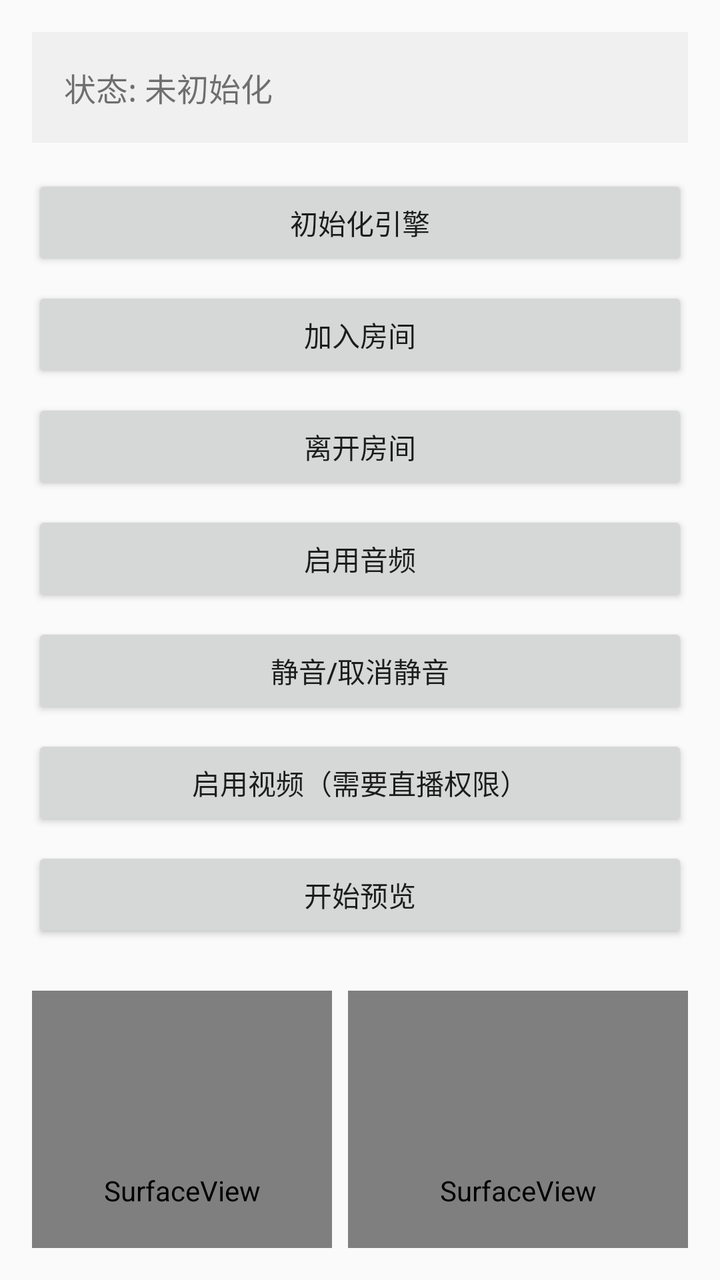
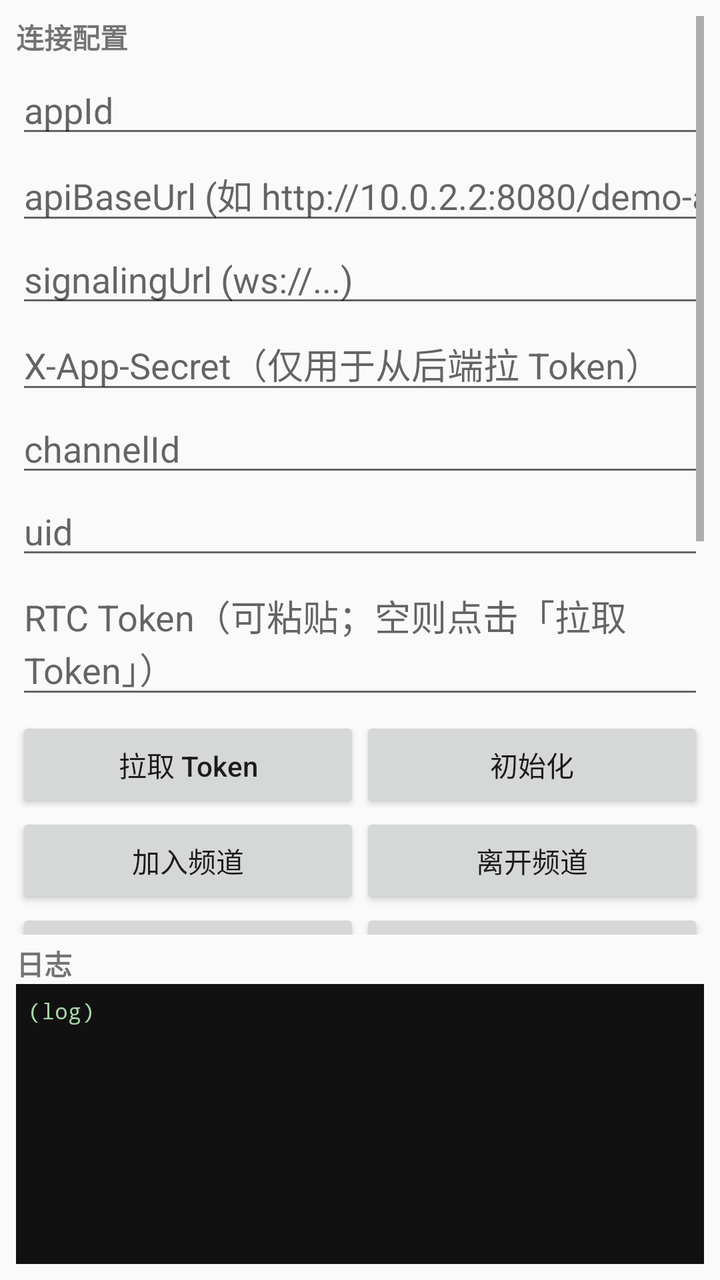

Before-and-after screenshots of an Android layout around one commit, followed by the original layout XML and the change that was made.
<!-- AndroidManifest.xml: application theme Theme.AppCompat.Light.DarkActionBar -->
<!-- res/layout/activity_main.xml -->
<?xml version="1.0" encoding="utf-8"?>
<LinearLayout xmlns:android="http://schemas.android.com/apk/res/android"
    xmlns:app="http://schemas.android.com/apk/res-auto"
    android:layout_width="match_parent"
    android:layout_height="match_parent"
    android:orientation="vertical"
    android:padding="16dp">

    <TextView
        android:id="@+id/statusText"
        android:layout_width="match_parent"
        android:layout_height="wrap_content"
        android:text="状态: 未初始化"
        android:textSize="16sp"
        android:padding="16dp"
        android:background="#f0f0f0"
        android:layout_marginBottom="16dp" />

    <Button
        android:id="@+id/initButton"
        android:layout_width="match_parent"
        android:layout_height="wrap_content"
        android:text="初始化引擎"
        android:layout_marginBottom="8dp" />

    <Button
        android:id="@+id/joinButton"
        android:layout_width="match_parent"
        android:layout_height="wrap_content"
        android:text="加入房间"
        android:layout_marginBottom="8dp" />

    <Button
        android:id="@+id/leaveButton"
        android:layout_width="match_parent"
        android:layout_height="wrap_content"
        android:text="离开房间"
        android:layout_marginBottom="8dp" />

    <Button
        android:id="@+id/enableAudioButton"
        android:layout_width="match_parent"
        android:layout_height="wrap_content"
        android:text="启用音频"
        android:layout_marginBottom="8dp" />

    <Button
        android:id="@+id/muteButton"
        android:layout_width="match_parent"
        android:layout_height="wrap_content"
        android:text="静音/取消静音"
        android:layout_marginBottom="8dp" />

    <Button
        android:id="@+id/enableVideoButton"
        android:layout_width="match_parent"
        android:layout_height="wrap_content"
        android:text="启用视频（需要直播权限）"
        android:layout_marginBottom="8dp" />

    <Button
        android:id="@+id/startPreviewButton"
        android:layout_width="match_parent"
        android:layout_height="wrap_content"
        android:text="开始预览"
        android:layout_marginBottom="8dp" />

    <androidx.constraintlayout.widget.ConstraintLayout
        android:layout_width="match_parent"
        android:layout_height="200dp"
        android:layout_marginTop="16dp">

        <SurfaceView
            android:id="@+id/localVideoView"
            android:layout_width="150dp"
            android:layout_height="200dp"
            android:layout_marginEnd="8dp"
            app:layout_constraintTop_toTopOf="parent"
            app:layout_constraintStart_toStartOf="parent"
            app:layout_constraintEnd_toStartOf="@+id/remoteVideoView" />

        <SurfaceView
            android:id="@+id/remoteVideoView"
            android:layout_width="0dp"
            android:layout_height="200dp"
            app:layout_constraintTop_toTopOf="parent"
            app:layout_constraintStart_toEndOf="@+id/localVideoView"
            app:layout_constraintEnd_toEndOf="parent" />

    </androidx.constraintlayout.widget.ConstraintLayout>

</LinearLayout>
<!-- resources referenced by this layout -->
<resources>

</resources>

<!-- the commit's change to res/layout/activity_main.xml (unified diff, before → after) -->
@@ -1,92 +1,234 @@
 <?xml version="1.0" encoding="utf-8"?>
 <LinearLayout xmlns:android="http://schemas.android.com/apk/res/android"
-    xmlns:app="http://schemas.android.com/apk/res-auto"
     android:layout_width="match_parent"
     android:layout_height="match_parent"
     android:orientation="vertical"
-    android:padding="16dp">
+    android:padding="8dp">
+
+    <ScrollView
+        android:layout_width="match_parent"
+        android:layout_height="0dp"
+        android:layout_weight="1"
+        android:fillViewport="true">
+
+        <LinearLayout
+            android:layout_width="match_parent"
+            android:layout_height="wrap_content"
+            android:orientation="vertical">
+
+            <TextView
+                android:layout_width="match_parent"
+                android:layout_height="wrap_content"
+                android:text="连接配置"
+                android:textStyle="bold"
+                android:paddingBottom="4dp" />
+
+            <EditText
+                android:id="@+id/inputAppId"
+                android:layout_width="match_parent"
+                android:layout_height="wrap_content"
+                android:hint="appId"
+                android:inputType="text"
+                android:singleLine="true" />
+
+            <EditText
+                android:id="@+id/inputApiBase"
+                android:layout_width="match_parent"
+                android:layout_height="wrap_content"
+                android:hint="apiBaseUrl (如 http://10.0.2.2:8080/demo-api)"
+                android:inputType="textUri"
+                android:singleLine="true" />
+
+            <EditText
+                android:id="@+id/inputSignaling"
+                android:layout_width="match_parent"
+                android:layout_height="wrap_content"
+                android:hint="signalingUrl (ws://...)"
+                android:inputType="textUri"
+                android:singleLine="true" />
+
+            <EditText
+                android:id="@+id/inputAppSecret"
+                android:layout_width="match_parent"
+                android:layout_height="wrap_content"
+                android:hint="X-App-Secret（仅用于从后端拉 Token）"
+                android:inputType="textPassword"
+                android:singleLine="true" />
+
+            <EditText
+                android:id="@+id/inputChannel"
+                android:layout_width="match_parent"
+                android:layout_height="wrap_content"
+                android:hint="channelId"
+                android:inputType="text"
+                android:singleLine="true" />
+
+            <EditText
+                android:id="@+id/inputUid"
+                android:layout_width="match_parent"
+                android:layout_height="wrap_content"
+                android:hint="uid"
+                android:inputType="text"
+                android:singleLine="true" />
+
+            <EditText
+                android:id="@+id/inputToken"
+                android:layout_width="match_parent"
+                android:layout_height="wrap_content"
+                android:hint="RTC Token（可粘贴；空则点击「拉取 Token」）"
+                android:inputType="textMultiLine"
+                android:minLines="2" />
+
+            <LinearLayout
+                android:layout_width="match_parent"
+                android:layout_height="wrap_content"
+                android:orientation="horizontal"
+                android:layout_marginTop="4dp">
+
+                <Button
+                    android:id="@+id/btnFetchToken"
+                    android:layout_width="0dp"
+                    android:layout_height="wrap_content"
+                    android:layout_weight="1"
+                    android:text="拉取 Token"
+                    android:textAllCaps="false" />
+
+                <Button
+                    android:id="@+id/btnInit"
+                    android:layout_width="0dp"
+                    android:layout_height="wrap_content"
+                    android:layout_weight="1"
+                    android:text="初始化"
+                    android:textAllCaps="false" />
+            </LinearLayout>
+
+            <LinearLayout
+                android:layout_width="match_parent"
+                android:layout_height="wrap_content"
+                android:orientation="horizontal">
+
+                <Button
+                    android:id="@+id/btnJoin"
+                    android:layout_width="0dp"
+                    android:layout_height="wrap_content"
+                    android:layout_weight="1"
+                    android:text="加入频道"
+                    android:textAllCaps="false" />
+
+                <Button
+                    android:id="@+id/btnLeave"
+                    android:layout_width="0dp"
+                    android:layout_height="wrap_content"
+                    android:layout_weight="1"
+                    android:text="离开频道"
+                    android:textAllCaps="false" />
+            </LinearLayout>
+
+            <LinearLayout
+                android:layout_width="match_parent"
+                android:layout_height="wrap_content"
+                android:orientation="horizontal">
+
+                <Button
+                    android:id="@+id/btnMuteAudio"
+                    android:layout_width="0dp"
+                    android:layout_height="wrap_content"
+                    android:layout_weight="1"
+                    android:text="静音音频"
+                    android:textAllCaps="false" />
+
+                <Button
+                    android:id="@+id/btnMuteVideo"
+                    android:layout_width="0dp"
+                    android:layout_height="wrap_content"
+                    android:layout_weight="1"
+                    android:text="关闭视频"
+                    android:textAllCaps="false" />
+            </LinearLayout>
+
+            <LinearLayout
+                android:layout_width="match_parent"
+                android:layout_height="wrap_content"
+                android:orientation="horizontal">
+
+                <Button
+                    android:id="@+id/btnEnableVideo"
+                    android:layout_width="0dp"
+                    android:layout_height="wrap_content"
+                    android:layout_weight="1"
+                    android:text="启用视频"
+                    android:textAllCaps="false" />
+
+                <Button
+                    android:id="@+id/btnPreview"
+                    android:layout_width="0dp"
+                    android:layout_height="wrap_content"
+                    android:layout_weight="1"
+                    android:text="本地预览"
+                    android:textAllCaps="false" />
+            </LinearLayout>
+
+            <TextView
+                android:layout_width="match_parent"
+                android:layout_height="wrap_content"
+                android:text="本地 / 远端画面（真机摄像头；模拟器视频可能不可用）"
+                android:textStyle="bold"
+                android:paddingTop="8dp"
+                android:paddingBottom="4dp" />
+
+            <LinearLayout
+                android:layout_width="match_parent"
+                android:layout_height="180dp"
+                android:orientation="horizontal">
+
+                <FrameLayout
+                    android:id="@+id/localVideoContainer"
+                    android:layout_width="0dp"
+                    android:layout_height="match_parent"
+                    android:layout_weight="1"
+                    android:layout_marginEnd="4dp"
+                    android:background="#222222" />
+
+                <FrameLayout
+                    android:id="@+id/remoteVideoContainer"
+                    android:layout_width="0dp"
+                    android:layout_height="match_parent"
+                    android:layout_weight="1"
+                    android:layout_marginStart="4dp"
+                    android:background="#333333" />
+            </LinearLayout>
+
+            <TextView
+                android:id="@+id/statusText"
+                android:layout_width="match_parent"
+                android:layout_height="wrap_content"
+                android:paddingTop="8dp"
+                android:text="就绪"
+                android:textStyle="bold" />
+        </LinearLayout>
+    </ScrollView>
 
     <TextView
-        android:id="@+id/statusText"
         android:layout_width="match_parent"
         android:layout_height="wrap_content"
-        android:text="状态: 未初始化"
-        android:textSize="16sp"
-        android:padding="16dp"
-        android:background="#f0f0f0"
-        android:layout_marginBottom="16dp" />
-
-    <Button
-        android:id="@+id/initButton"
+        android:text="日志"
+        android:textStyle="bold"
+        android:paddingTop="4dp" />
+
+    <ScrollView
+        android:id="@+id/logScroll"
         android:layout_width="match_parent"
-        android:layout_height="wrap_content"
-        android:text="初始化引擎"
-        android:layout_marginBottom="8dp" />
-
-    <Button
-        android:id="@+id/joinButton"
-        android:layout_width="match_parent"
-        android:layout_height="wrap_content"
-        android:text="加入房间"
-        android:layout_marginBottom="8dp" />
-
-    <Button
-        android:id="@+id/leaveButton"
-        android:layout_width="match_parent"
-        android:layout_height="wrap_content"
-        android:text="离开房间"
-        android:layout_marginBottom="8dp" />
-
-    <Button
-        android:id="@+id/enableAudioButton"
-        android:layout_width="match_parent"
-        android:layout_height="wrap_content"
-        android:text="启用音频"
-        android:layout_marginBottom="8dp" />
-
-    <Button
-        android:id="@+id/muteButton"
-        android:layout_width="match_parent"
-        android:layout_height="wrap_content"
-        android:text="静音/取消静音"
-        android:layout_marginBottom="8dp" />
-
-    <Button
-        android:id="@+id/enableVideoButton"
-        android:layout_width="match_parent"
-        android:layout_height="wrap_content"
-        android:text="启用视频（需要直播权限）"
-        android:layout_marginBottom="8dp" />
-
-    <Button
-        android:id="@+id/startPreviewButton"
-        android:layout_width="match_parent"
-        android:layout_height="wrap_content"
-        android:text="开始预览"
-        android:layout_marginBottom="8dp" />
-
-    <androidx.constraintlayout.widget.ConstraintLayout
-        android:layout_width="match_parent"
-        android:layout_height="200dp"
-        android:layout_marginTop="16dp">
-
-        <SurfaceView
-            android:id="@+id/localVideoView"
-            android:layout_width="150dp"
-            android:layout_height="200dp"
-            android:layout_marginEnd="8dp"
-            app:layout_constraintTop_toTopOf="parent"
-            app:layout_constraintStart_toStartOf="parent"
-            app:layout_constraintEnd_toStartOf="@+id/remoteVideoView" />
-
-        <SurfaceView
-            android:id="@+id/remoteVideoView"
-            android:layout_width="0dp"
-            android:layout_height="200dp"
-            app:layout_constraintTop_toTopOf="parent"
-            app:layout_constraintStart_toEndOf="@+id/localVideoView"
-            app:layout_constraintEnd_toEndOf="parent" />
-
-    </androidx.constraintlayout.widget.ConstraintLayout>
-
+        android:layout_height="140dp"
+        android:background="#111111"
+        android:padding="6dp">
+
+        <TextView
+            android:id="@+id/logText"
+            android:layout_width="match_parent"
+            android:layout_height="wrap_content"
+            android:textColor="#A5D6A7"
+            android:textSize="11sp"
+            android:fontFamily="monospace"
+            android:text="(log)\n" />
+    </ScrollView>
 </LinearLayout>
